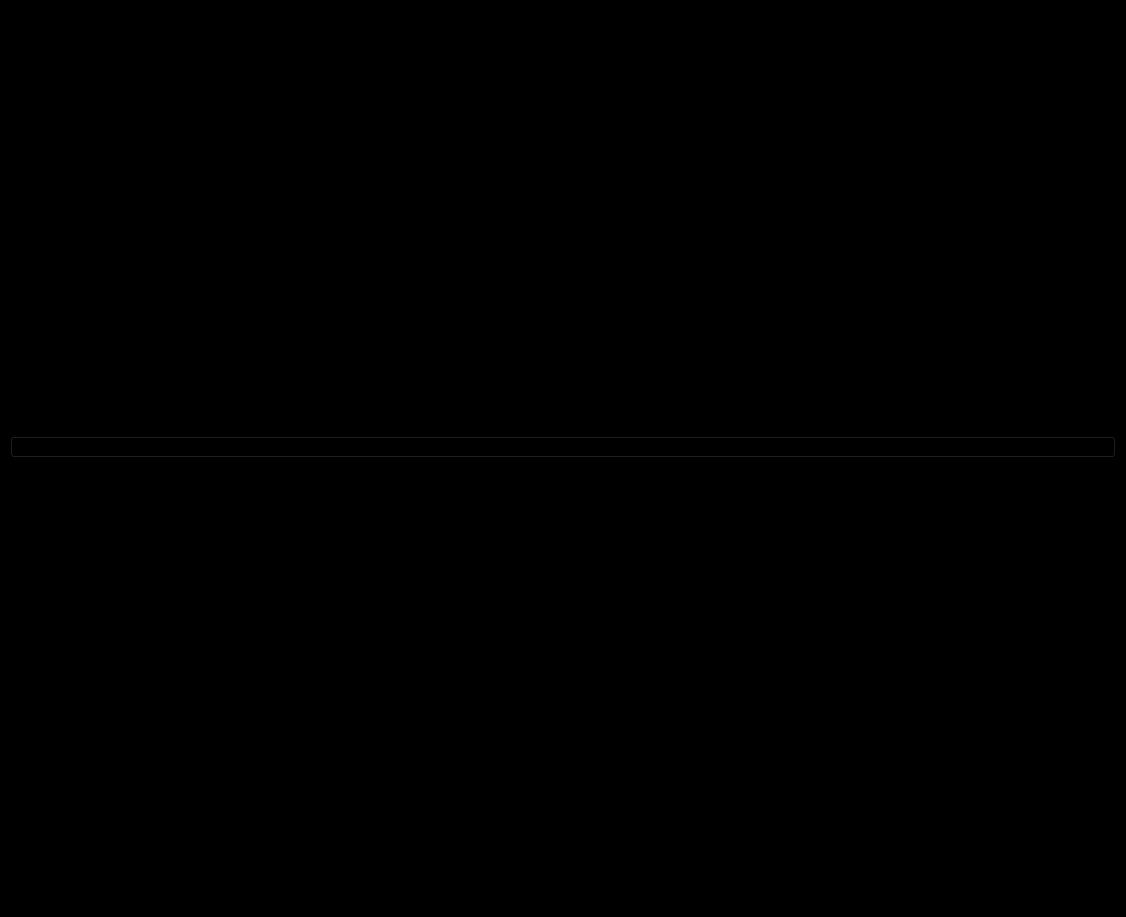
Old version of the form ui_src/intro.ui in the repository GOJUYANG/P_DobisProject.
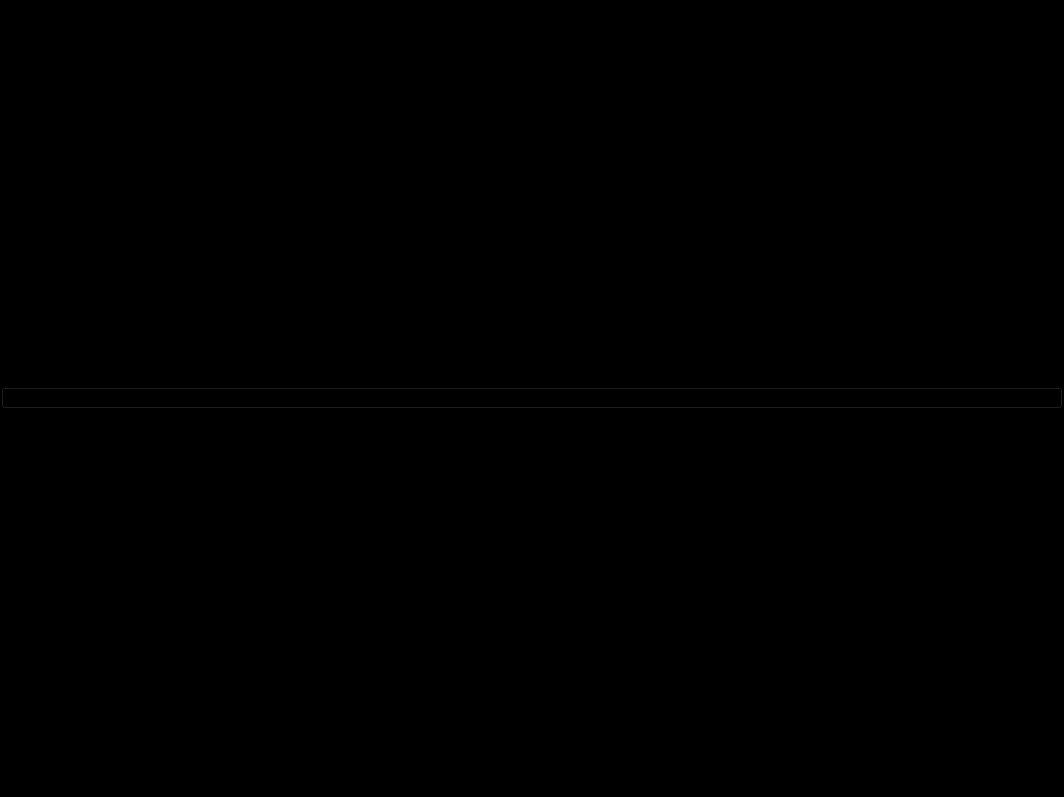
New version of the form. The open tabs and pages were chosen to show the change. Icons and pictures are not drawn.

Commit message: 인트로 이미지 및 ui 수정1 다이얼로그

Diff of the .ui file:
```diff
--- a/ui_src/intro.ui
+++ b/ui_src/intro.ui
@@ -1,13 +1,13 @@
 <?xml version="1.0" encoding="UTF-8"?>
 <ui version="4.0">
- <class>MainWindow</class>
- <widget class="QMainWindow" name="MainWindow">
+ <class>Dialog</class>
+ <widget class="QDialog" name="Dialog">
   <property name="geometry">
    <rect>
     <x>0</x>
     <y>0</y>
-    <width>1126</width>
-    <height>917</height>
+    <width>1064</width>
+    <height>797</height>
    </rect>
   </property>
   <property name="windowTitle">
@@ -16,9 +16,23 @@
   <property name="styleSheet">
    <string notr="true">background-color: rgb(280, 280, 280);</string>
   </property>
-  <widget class="QWidget" name="centralwidget">
-   <layout class="QGridLayout" name="gridLayout">
-    <item row="0" column="0">
+  <layout class="QHBoxLayout" name="horizontalLayout_2">
+   <property name="spacing">
+    <number>0</number>
+   </property>
+   <property name="leftMargin">
+    <number>0</number>
+   </property>
+   <property name="topMargin">
+    <number>0</number>
+   </property>
+   <property name="rightMargin">
+    <number>0</number>
+   </property>
+   <property name="bottomMargin">
+    <number>0</number>
+   </property>
+   <item>
      <layout class="QVBoxLayout" name="verticalLayout">
       <property name="spacing">
        <number>0</number>
@@ -276,18 +290,6 @@
      </layout>
     </item>
    </layout>
-  </widget>
-  <widget class="QMenuBar" name="menubar">
-   <property name="geometry">
-    <rect>
-     <x>0</x>
-     <y>0</y>
-     <width>1126</width>
-     <height>21</height>
-    </rect>
-   </property>
-  </widget>
-  <widget class="QStatusBar" name="statusbar"/>
  </widget>
  <resources/>
  <connections/>
```
Left out of the diff: 4 changed lines with no effect on the pictures. Lines whose indentation alone changed are shown as unchanged. The commit also changes 1 other file.
